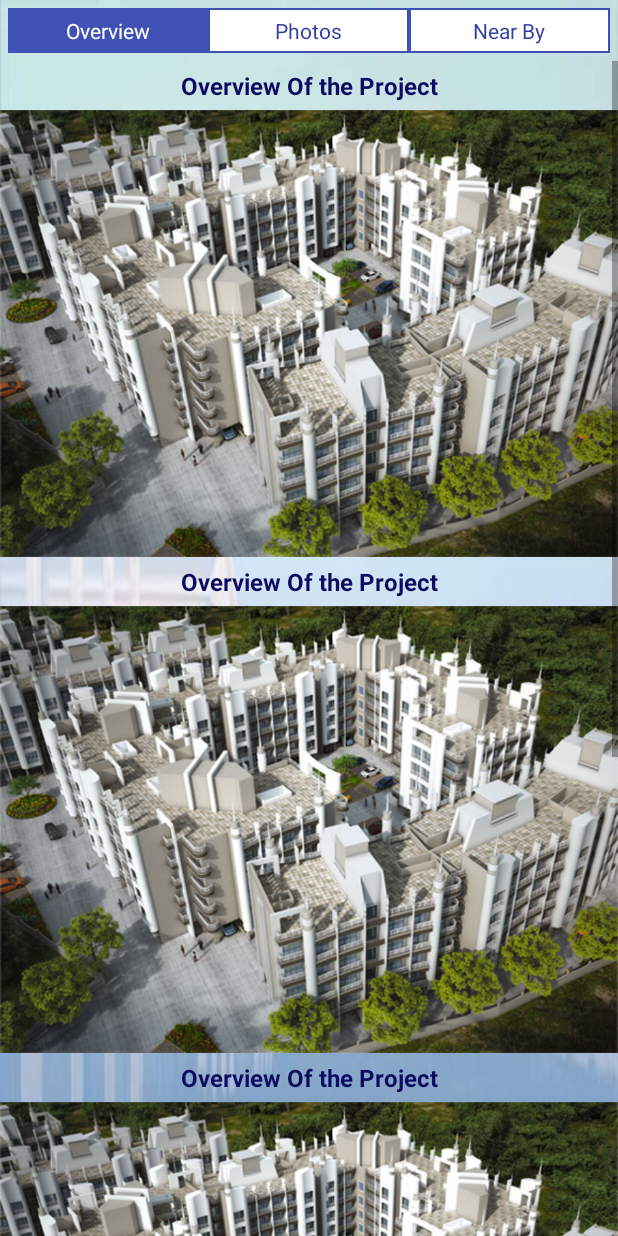
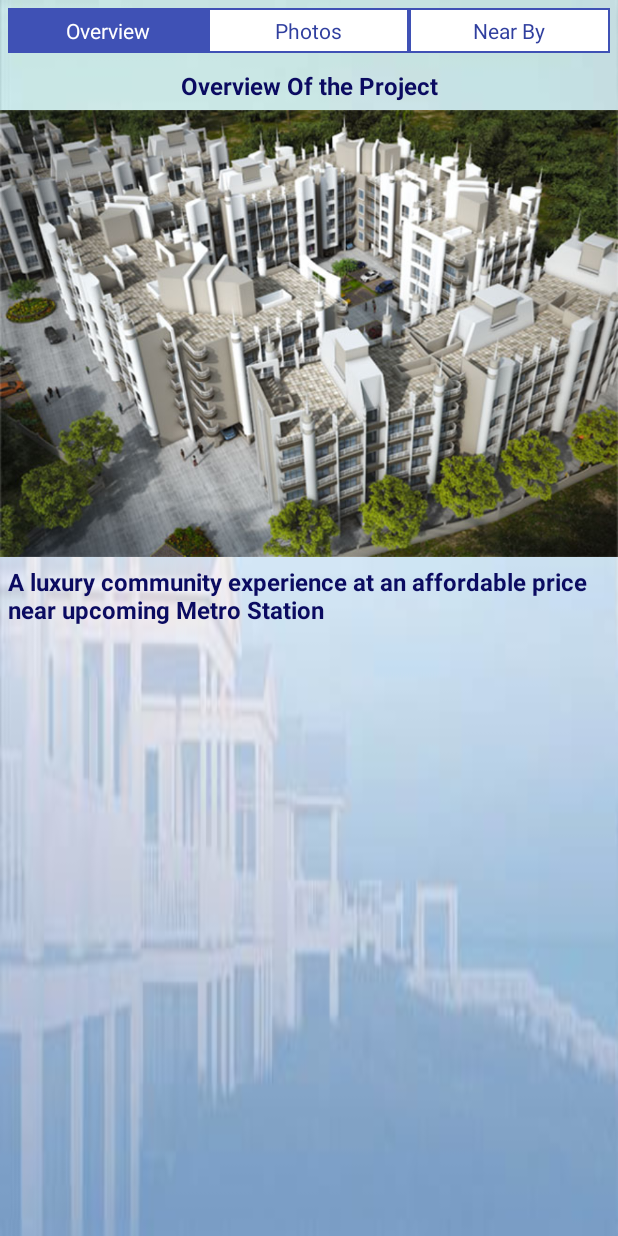
Before and after one commit to AzaharSheikh/RealEstateApp, an Android app: the layout my_project_layout.xml on its own in the app's theme, with its tools: preview values and no code run, on a phone screen of 412 x 824 dp. Run offline under Robolectric (Android 15) with nearby library versions, the light colour scheme and no system bars.

Commit message:
changes by tb

```diff
--- a/app/src/main/res/layout/builder_main_page.xml
+++ b/app/src/main/res/layout/builder_main_page.xml
@@ -1,6 +1,7 @@
 <?xml version="1.0" encoding="utf-8"?>
 <LinearLayout xmlns:android="http://schemas.android.com/apk/res/android"
-    android:orientation="vertical" android:layout_width="match_parent"
-    android:layout_height="match_parent">
+    android:layout_width="match_parent"
+    android:layout_height="match_parent"
+    android:orientation="vertical">
 
 </LinearLayout>
--- a/app/src/main/res/layout/my_project_layout.xml
+++ b/app/src/main/res/layout/my_project_layout.xml
@@ -60,7 +60,7 @@
     <ScrollView
         android:layout_width="match_parent"
         android:id="@+id/li_my_project_photos"
-        android:visibility="visible"
+        android:visibility="gone"
         android:layout_height="match_parent">
         <LinearLayout
             android:id="@+id/my_project_photos"
--- a/app/src/main/res/layout/project_details.xml
+++ b/app/src/main/res/layout/project_details.xml
@@ -55,5 +55,6 @@
 
         </LinearLayout>
         </LinearLayout>
+
     </LinearLayout>
     </LinearLayout>
```
